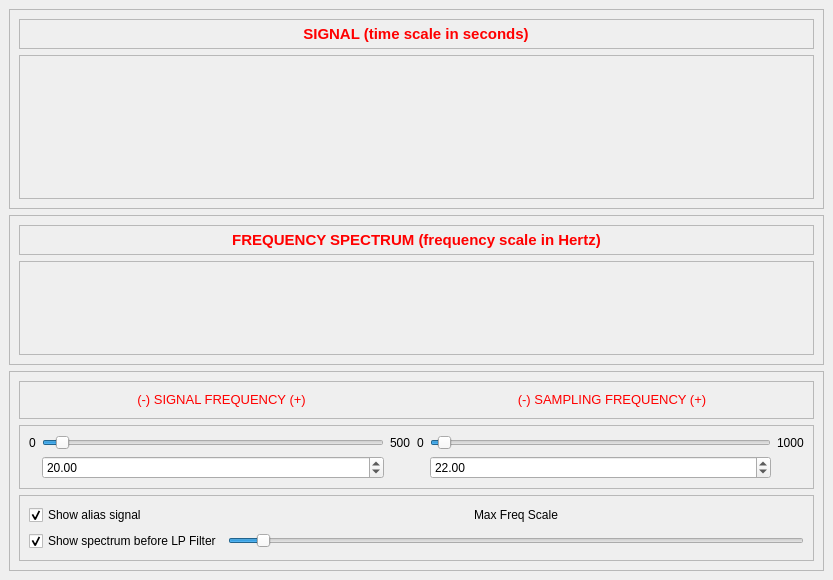
Before: the Qt Designer form designer/mainwindow.ui in mcorcos/ASSD-TP1-G3, drawn with Qt 5.
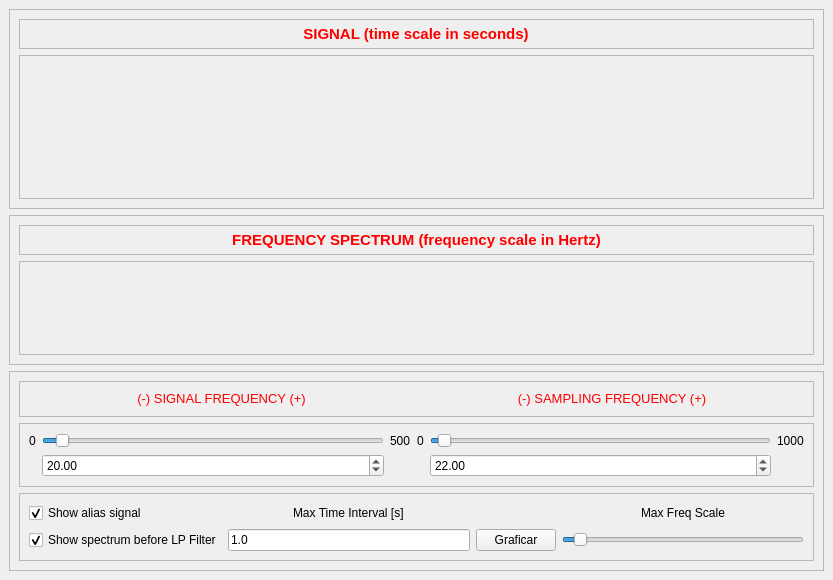
After: the same form once the commit is applied.

Commit message: Hay que ponerle los labels bien

```diff
--- a/designer/mainwindow.ui
+++ b/designer/mainwindow.ui
@@ -426,13 +426,10 @@
           <enum>QFrame::Raised</enum>
          </property>
          <layout class="QGridLayout" name="gridLayout">
-          <item row="2" column="0">
-           <widget class="QCheckBox" name="filterCheck">
+          <item row="2" column="1">
+           <widget class="QLineEdit" name="maxIntervalDouble">
             <property name="text">
-             <string>Show spectrum before LP Filter</string>
-            </property>
-            <property name="checked">
-             <bool>true</bool>
+             <string>1.0</string>
             </property>
            </widget>
           </item>
@@ -446,7 +443,31 @@
             </property>
            </widget>
           </item>
-          <item row="2" column="2">
+          <item row="0" column="1" alignment="Qt::AlignHCenter">
+           <widget class="QLabel" name="label_10">
+            <property name="text">
+             <string>Max Time Interval [s]</string>
+            </property>
+           </widget>
+          </item>
+          <item row="2" column="0">
+           <widget class="QCheckBox" name="filterCheck">
+            <property name="text">
+             <string>Show spectrum before LP Filter</string>
+            </property>
+            <property name="checked">
+             <bool>true</bool>
+            </property>
+           </widget>
+          </item>
+          <item row="0" column="3" alignment="Qt::AlignHCenter">
+           <widget class="QLabel" name="label_9">
+            <property name="text">
+             <string>Max Freq Scale</string>
+            </property>
+           </widget>
+          </item>
+          <item row="2" column="3">
            <widget class="QSlider" name="scaleSlider">
             <property name="minimum">
              <number>1</number>
@@ -462,10 +483,10 @@
             </property>
            </widget>
           </item>
-          <item row="0" column="2" alignment="Qt::AlignHCenter">
-           <widget class="QLabel" name="label_9">
+          <item row="2" column="2">
+           <widget class="QPushButton" name="plotButton">
             <property name="text">
-             <string>Max Freq Scale</string>
+             <string>Graficar</string>
             </property>
            </widget>
           </item>
```
The commit also changes 5 other files.
